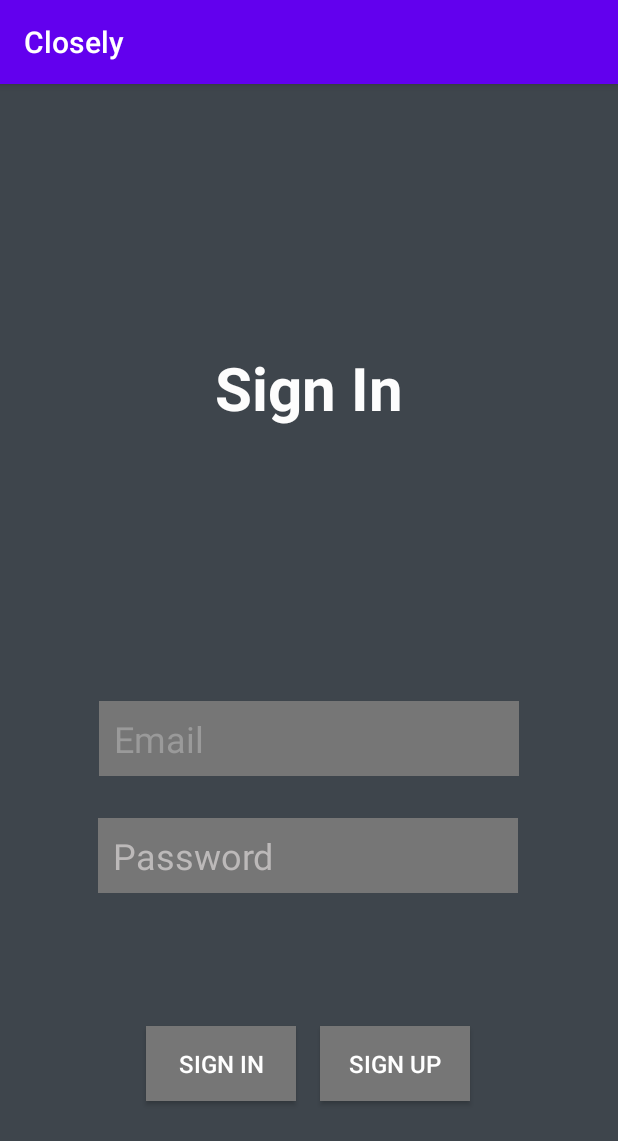
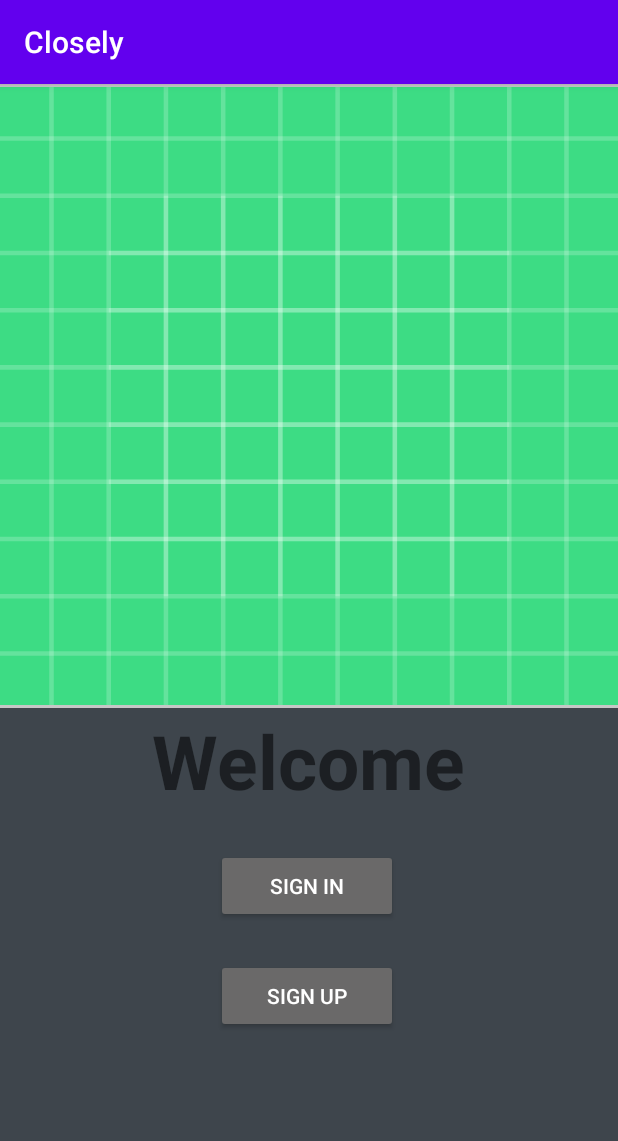
Before and after one commit to RonanQuill/Closely, an Android app: the screen it shows after launch (Closely), on a phone screen of 412 x 824 dp. Shown: the top 1141 px of the screen. Run offline under Robolectric (Android 15) with nearby library versions, the phone set to English and light mode, and no system bars.

Commit message:
Set up navigation for victors changes

```diff
--- a/app/src/main/java/cs4084/closely/navigation/NavigationFragment.java
+++ b/app/src/main/java/cs4084/closely/navigation/NavigationFragment.java
@@ -15,6 +15,7 @@ import com.google.android.material.bottomnavigation.BottomNavigationView;
 import cs4084.closely.R;
 import cs4084.closely.blog.BlogListFragment;
 import cs4084.closely.blog.PostFragment;
+import cs4084.closely.home.HomeFragment;
 import cs4084.closely.profile.ProfileFragment;
 
 /**
@@ -92,8 +93,8 @@ public class NavigationFragment extends Fragment {
                         break;
 
                     case R.id.add_connection:
-                        throw new NullPointerException("Fragment not implemented");
-                        //break;
+                        selectedFragment = new HomeFragment();
+                        break;
 
                     case R.id.profile:
                         selectedFragment = new ProfileFragment();
--- a/app/src/main/java/cs4084/closely/home/homeFragment.java
+++ b/app/src/main/java/cs4084/closely/welcome/WelcomeFragment.java
@@ -1,21 +1,23 @@
-package cs4084.closely.home;
+package cs4084.closely.welcome;
 
 import android.os.Bundle;
 
 import androidx.fragment.app.Fragment;
+import androidx.navigation.Navigation;
 
 import android.view.LayoutInflater;
 import android.view.View;
 import android.view.ViewGroup;
+import android.widget.Button;
 
 import cs4084.closely.R;
 
 /**
  * A simple {@link Fragment} subclass.
- * Use the {@link homeFragment#newInstance} factory method to
+ * Use the {@link WelcomeFragment#newInstance} factory method to
  * create an instance of this fragment.
  */
-public class homeFragment extends Fragment {
+public class WelcomeFragment extends Fragment {
     // TODO: Rename parameter arguments, choose names that match
     // the fragment initialization parameters, e.g. ARG_ITEM_NUMBER
     private static final String ARG_PARAM1 = "param1";
@@ -25,7 +27,10 @@ public class homeFragment extends Fragment {
     private String mParam1;
     private String mParam2;
 
-    public homeFragment() {
+    private Button signUpButton;
+    private Button signInButton;
+
+    public WelcomeFragment() {
         // Required empty public constructor
     }
 
@@ -35,11 +40,11 @@ public class homeFragment extends Fragment {
      *
      * @param param1 Parameter 1.
      * @param param2 Parameter 2.
-     * @return A new instance of fragment homeFragment.
+     * @return A new instance of fragment welcomeFragment.
      */
     // TODO: Rename and change types and number of parameters
-    public static homeFragment newInstance(String param1, String param2) {
-        homeFragment fragment = new homeFragment();
+    public static WelcomeFragment newInstance(String param1, String param2) {
+        WelcomeFragment fragment = new WelcomeFragment();
         Bundle args = new Bundle();
         args.putString(ARG_PARAM1, param1);
         args.putString(ARG_PARAM2, param2);
@@ -60,6 +65,27 @@ public class homeFragment extends Fragment {
     public View onCreateView(LayoutInflater inflater, ViewGroup container,
                              Bundle savedInstanceState) {
         // Inflate the layout for this fragment
-        return inflater.inflate(R.layout.fragment_home, container, false);
+        return inflater.inflate(R.layout.fragment_welcome, container, false);
+    }
+
+    @Override
+    public void onViewCreated(View view, Bundle savedInstanceState) {
+        super.onViewCreated(view, savedInstanceState);
+
+        signInButton = view.findViewById(R.id.signInButton);
+        signInButton.setOnClickListener(new View.OnClickListener() {
+            @Override
+            public void onClick(View v) {
+                Navigation.findNavController(v).navigate(R.id.action_welcomeFragment_to_signInFragment);
+            }
+        });
+
+        signUpButton = view.findViewById(R.id.signUpButton);
+        signUpButton.setOnClickListener(new View.OnClickListener() {
+            @Override
+            public void onClick(View v) {
+                Navigation.findNavController(v).navigate(R.id.action_welcomeFragment_to_signUpFragment);
+            }
+        });
     }
 }
--- a/app/src/main/res/layout/fragment_home.xml
+++ b/app/src/main/res/layout/fragment_home.xml
@@ -5,7 +5,7 @@
     android:id="@+id/frameLayout6"
     android:layout_width="match_parent"
     android:layout_height="match_parent"
-    tools:context=".home.homeFragment" >
+    tools:context=".home.HomeFragment" >
 
     <TextView
         android:id="@+id/homeText"
@@ -30,5 +30,6 @@
         app:layout_constraintEnd_toEndOf="parent"
         app:layout_constraintStart_toStartOf="parent"
         app:layout_constraintTop_toTopOf="parent"
-        app:srcCompat="@null" />
+        app:srcCompat="@null"
+        tools:srcCompat="@null" />
 </androidx.constraintlayout.widget.ConstraintLayout>
--- a/app/src/main/res/layout/fragment_welcome.xml
+++ b/app/src/main/res/layout/fragment_welcome.xml
@@ -5,7 +5,7 @@
     android:id="@+id/frameLayout5"
     android:layout_width="match_parent"
     android:layout_height="match_parent"
-    tools:context=".welcome.welcomeFragment">
+    tools:context=".welcome.WelcomeFragment">
 
     <Button
         android:id="@+id/signUpButton"
@@ -57,5 +57,6 @@
         app:layout_constraintEnd_toEndOf="parent"
         app:layout_constraintStart_toStartOf="parent"
         app:layout_constraintTop_toTopOf="parent"
-        app:srcCompat="@null" />
+        app:srcCompat="@null"
+        tools:srcCompat="@null" />
 </androidx.constraintlayout.widget.ConstraintLayout>
--- a/app/src/main/res/navigation/application_start_graph.xml
+++ b/app/src/main/res/navigation/application_start_graph.xml
@@ -3,7 +3,7 @@
     xmlns:app="http://schemas.android.com/apk/res-auto"
     xmlns:tools="http://schemas.android.com/tools"
     android:id="@+id/nav_graph"
-    app:startDestination="@id/signInFragment">
+    app:startDestination="@id/welcomeFragment">
 
     <fragment
         android:id="@+id/signInFragment"
@@ -31,4 +31,16 @@
         android:name="cs4084.closely.navigation.NavigationFragment"
         android:label="fragment_navigation"
         tools:layout="@layout/fragment_navigation" />
+    <fragment
+        android:id="@+id/welcomeFragment"
+        android:name="cs4084.closely.welcome.WelcomeFragment"
+        android:label="fragment_welcome"
+        tools:layout="@layout/fragment_welcome" >
+        <action
+            android:id="@+id/action_welcomeFragment_to_signInFragment"
+            app:destination="@id/signInFragment" />
+        <action
+            android:id="@+id/action_welcomeFragment_to_signUpFragment"
+            app:destination="@id/signUpFragment" />
+    </fragment>
 </navigation>
```
Also changed, not shown: app/src/main/java/cs4084/closely/home/HomeFragment.java (renamed from app/src/main/java/cs4084/closely/welcome/welcomeFragment.java, +8 -8 lines).
